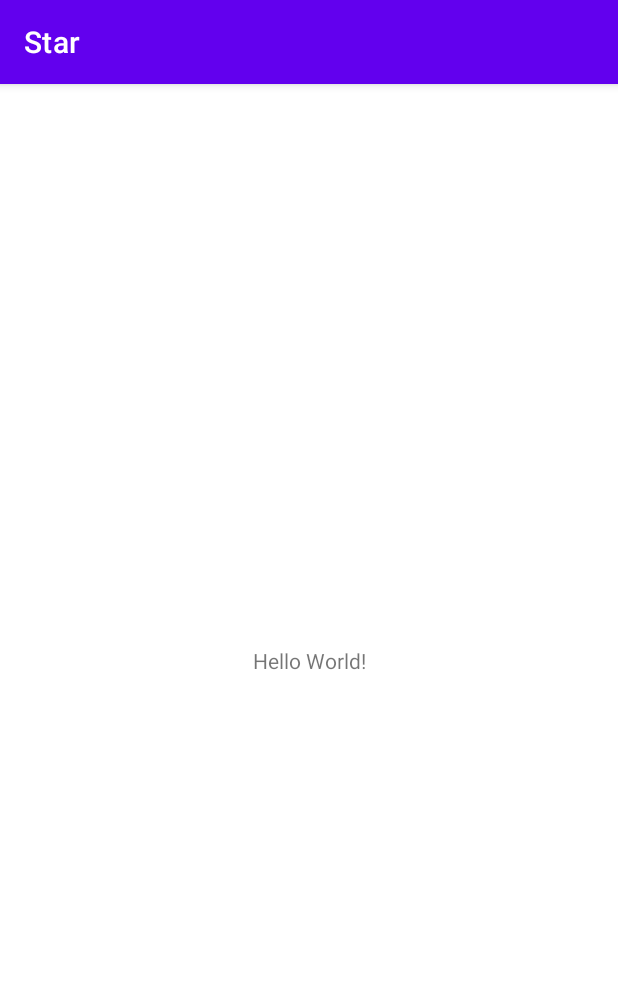
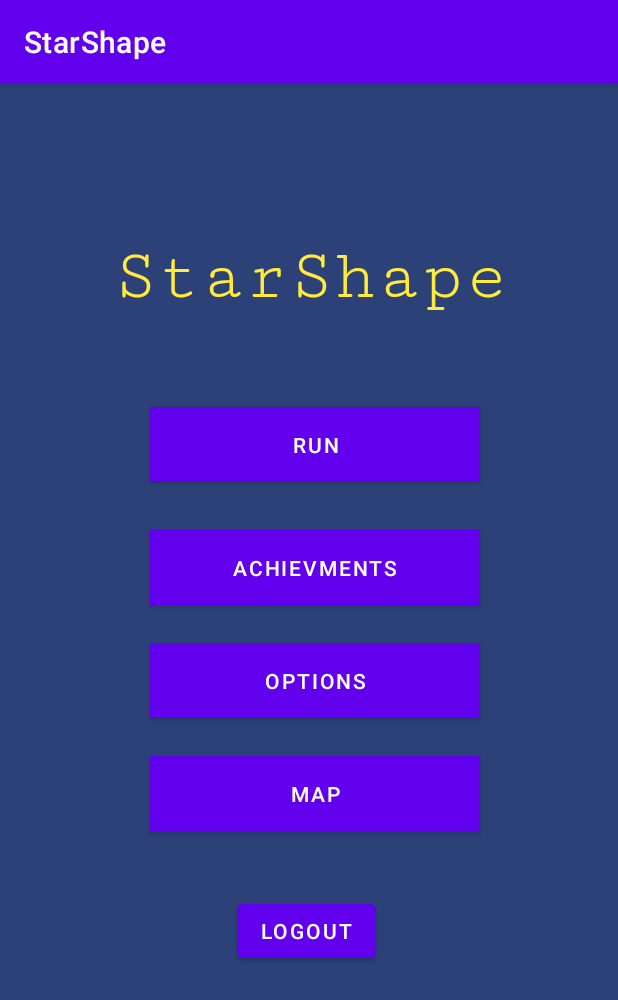
Before and after one commit to maldo31/Star, an Android app: the screen it shows after launch (MainActivity), on a phone screen of 412 x 824 dp. Shown: the top 1000 px of the screen. Run offline under Robolectric (Android 15) with nearby library versions, the phone set to English and light mode, and no system bars; our stand-ins replace Firebase (no records; nobody signed in at launch, a user with empty details on screens opened directly).

Commit message:
added map and menu

```diff
--- a/app/build.gradle
+++ b/app/build.gradle
@@ -37,4 +37,6 @@ dependencies {
     testImplementation 'junit:junit:4.+'
     androidTestImplementation 'androidx.test.ext:junit:1.1.2'
     androidTestImplementation 'androidx.test.espresso:espresso-core:3.3.0'
+    implementation 'org.osmdroid:osmdroid-android:6.1.11'
+
 }
--- a/app/src/main/java/com/example/star/Register.java
+++ b/app/src/main/java/com/example/star/Register.java
@@ -81,5 +81,11 @@ public class Register extends AppCompatActivity {
 
             }
         });
+        mLoginBtn.setOnClickListener(new View.OnClickListener() {
+            @Override
+            public void onClick(View view) {
+                startActivity(new Intent(getApplicationContext(),Login.class));
+            }
+        });
     }
 }
--- a/app/src/main/res/layout/activity_main.xml
+++ b/app/src/main/res/layout/activity_main.xml
@@ -4,15 +4,77 @@
     xmlns:tools="http://schemas.android.com/tools"
     android:layout_width="match_parent"
     android:layout_height="match_parent"
+    android:background="#2B4178"
     tools:context=".MainActivity">
 
     <TextView
+        android:id="@+id/Name"
         android:layout_width="wrap_content"
         android:layout_height="wrap_content"
-        android:text="Hello World!"
-        app:layout_constraintBottom_toBottomOf="parent"
-        app:layout_constraintLeft_toLeftOf="parent"
-        app:layout_constraintRight_toRightOf="parent"
+        android:layout_marginStart="75dp"
+        android:layout_marginTop="102dp"
+        android:fontFamily="serif-monospace"
+        android:text="StarShape"
+        android:textColor="#FFEB3B"
+        android:textSize="48sp"
+        app:layout_constraintStart_toStartOf="parent"
         app:layout_constraintTop_toTopOf="parent" />
 
+    <Button
+        android:id="@+id/logoutBtn"
+        android:layout_width="wrap_content"
+        android:layout_height="wrap_content"
+        android:layout_marginStart="158dp"
+        android:layout_marginTop="385dp"
+        android:onClick="logout"
+        android:text="Logout"
+        app:layout_constraintStart_toStartOf="parent"
+        app:layout_constraintTop_toBottomOf="@+id/Name" />
+
+    <Button
+        android:id="@+id/runBtn"
+        android:layout_width="220dp"
+        android:layout_height="50dp"
+        android:layout_marginStart="100dp"
+        android:layout_marginTop="60dp"
+        android:background="@color/black"
+        android:text="Run"
+        app:layout_constraintStart_toStartOf="parent"
+        app:layout_constraintTop_toBottomOf="@+id/Name" />
+
+    <Button
+        android:id="@+id/achievBtn"
+        android:layout_width="220dp"
+        android:layout_height="50dp"
+        android:layout_marginStart="100dp"
+        android:layout_marginTop="32dp"
+        android:background="@color/black"
+        android:text="Achievments"
+        app:layout_constraintStart_toStartOf="parent"
+        app:layout_constraintTop_toBottomOf="@+id/runBtn" />
+
+    <Button
+        android:id="@+id/mapBtn"
+        android:layout_width="220dp"
+        android:layout_height="50dp"
+        android:layout_marginStart="100dp"
+        android:layout_marginTop="25dp"
+        android:background="@color/black"
+        android:onClick="Map"
+        android:text="Map"
+        app:layout_constraintStart_toStartOf="parent"
+        app:layout_constraintTop_toBottomOf="@+id/OptionsBtn" />
+
+    <Button
+        android:id="@+id/OptionsBtn"
+        android:layout_width="220dp"
+        android:layout_height="50dp"
+        android:layout_marginStart="100dp"
+        android:layout_marginTop="25dp"
+        android:background="@color/black"
+        android:text="Options"
+        app:layout_constraintStart_toStartOf="parent"
+        app:layout_constraintTop_toBottomOf="@+id/achievBtn" />
+
+
 </androidx.constraintlayout.widget.ConstraintLayout>
--- a/app/src/main/res/layout/activity_register.xml
+++ b/app/src/main/res/layout/activity_register.xml
@@ -4,6 +4,7 @@
     xmlns:tools="http://schemas.android.com/tools"
     android:layout_width="match_parent"
     android:layout_height="match_parent"
+    android:background="#2B4178"
     tools:context=".Register">
 
 
```
Also changed, not shown: app/src/main/AndroidManifest.xml (+13 -1 lines), app/src/main/java/com/example/star/Login.java (+74 -0 lines), app/src/main/java/com/example/star/MainActivity.java (+15 -0 lines), app/src/main/java/com/example/star/Map.java (added, +33 -0 lines), app/src/main/res/layout/activity_login.xml (+23 -21 lines), app/src/main/res/layout/activity_map.xml (added, +13 -0 lines).
